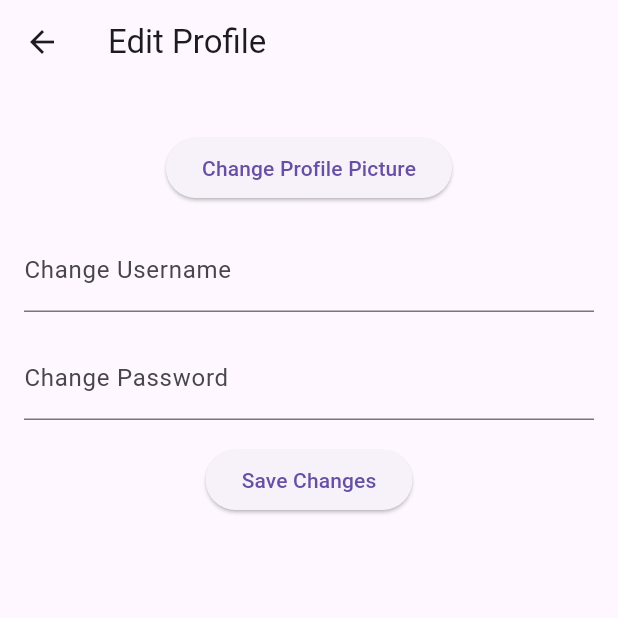
After one commit to mohammedishtaiwi/gradproj2, a Flutter app: the EditProfilePage screen opened directly, on a phone screen of 412 x 824 dp, the top half of it. The commit adds this screen. Run offline on Flutter 3.47's test engine with Material 3 defaults, Android fonts, the phone set to English and light mode, and no system bars; our stand-ins replace cloud_firestore, firebase_auth, firebase_core; missing offline and left inert: dialog_flowtter; accounts and stored records are empty; project files that could hold a hidden picture were left out.

Commit message:
adding edit profile

```diff
--- /dev/null
+++ b/lib/pages/edit_profile.dart
@@ -0,0 +1,82 @@
+import 'package:flutter/material.dart';
+
+class EditProfilePage extends StatefulWidget {
+  const EditProfilePage({Key? key}) : super(key: key);
+
+  @override
+  State<EditProfilePage> createState() => _EditProfilePageState();
+}
+
+class _EditProfilePageState extends State<EditProfilePage> {
+  String newUsername = '';
+  String newPassword = '';
+  String profilePictureUrl = ''; // You can replace this with the actual URL of the profile picture.
+
+  @override
+  Widget build(BuildContext context) {
+    return Scaffold(
+      appBar: AppBar(
+        title: Text('Edit Profile'),
+      ),
+      body: Padding(
+        padding: const EdgeInsets.all(16.0),
+        child: Column(
+          crossAxisAlignment: CrossAxisAlignment.center,
+          children: [
+            // CircleAvatar(
+            //   radius: 50,
+            //   backgroundImage: profilePictureUrl.isNotEmpty
+            //       ? NetworkImage(profilePictureUrl)
+            //       : AssetImage('assets/default_profile_picture.png'), // You can set a default profile picture.
+            // ),
+            SizedBox(height: 16),
+            ElevatedButton(
+              onPressed: () {
+                // Implement profile picture editing logic here.
+              },
+              child: Text('Change Profile Picture'),
+            ),
+            SizedBox(height: 16),
+            TextField(
+              onChanged: (value) {
+                setState(() {
+                  newUsername = value;
+                });
+              },
+              decoration: InputDecoration(
+                labelText: 'Change Username',
+              ),
+            ),
+            SizedBox(height: 16),
+            TextField(
+              onChanged: (value) {
+                setState(() {
+                  newPassword = value;
+                });
+              },
+              obscureText: true, // Use this for password fields to hide the entered text.
+              decoration: InputDecoration(
+                labelText: 'Change Password',
+              ),
+            ),
+            SizedBox(height: 16),
+            ElevatedButton(
+              onPressed: () {
+                // Implement logic to update the user's information with newUsername, newPassword, and profilePictureUrl.
+              },
+              child: Text('Save Changes'),
+            ),
+          ],
+        ),
+      ),
+    );
+  }
+}
+
+void main() {
+  runApp(
+    MaterialApp(
+      home: EditProfilePage(),
+    ),
+  );
+}
```
Also changed, not shown: lib/pages/profile_page.dart (+9 -2 lines).
